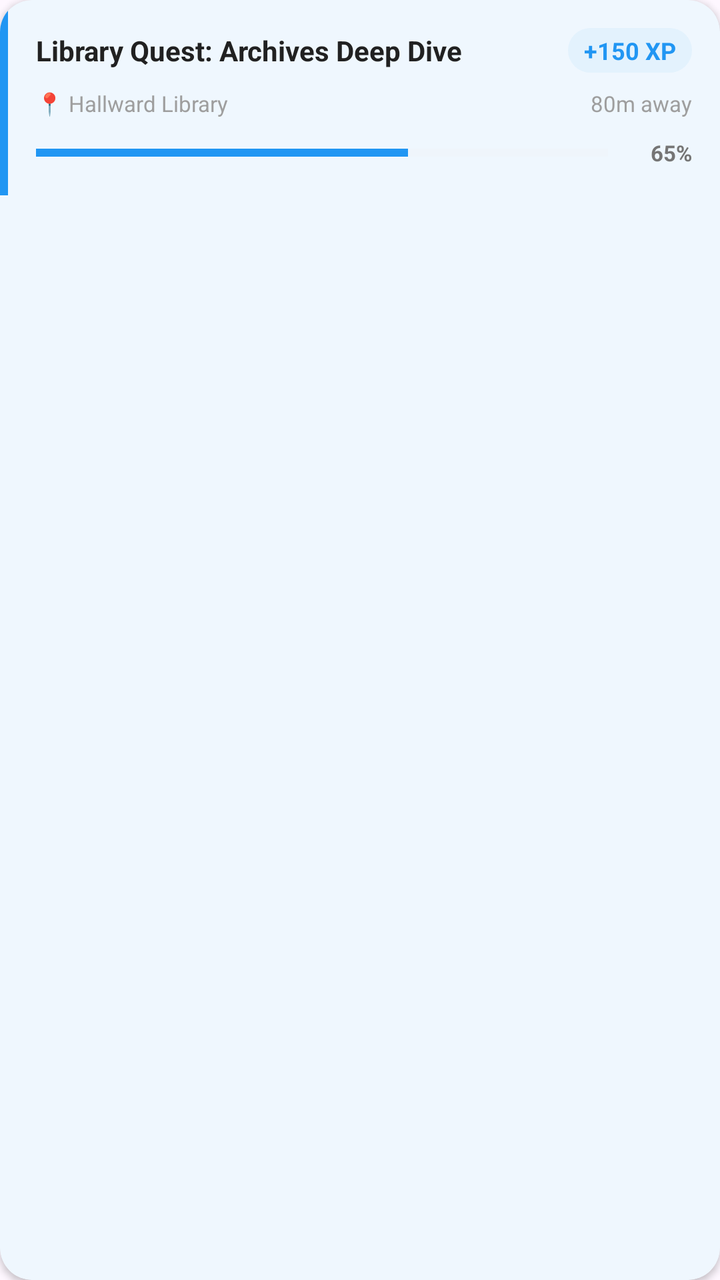
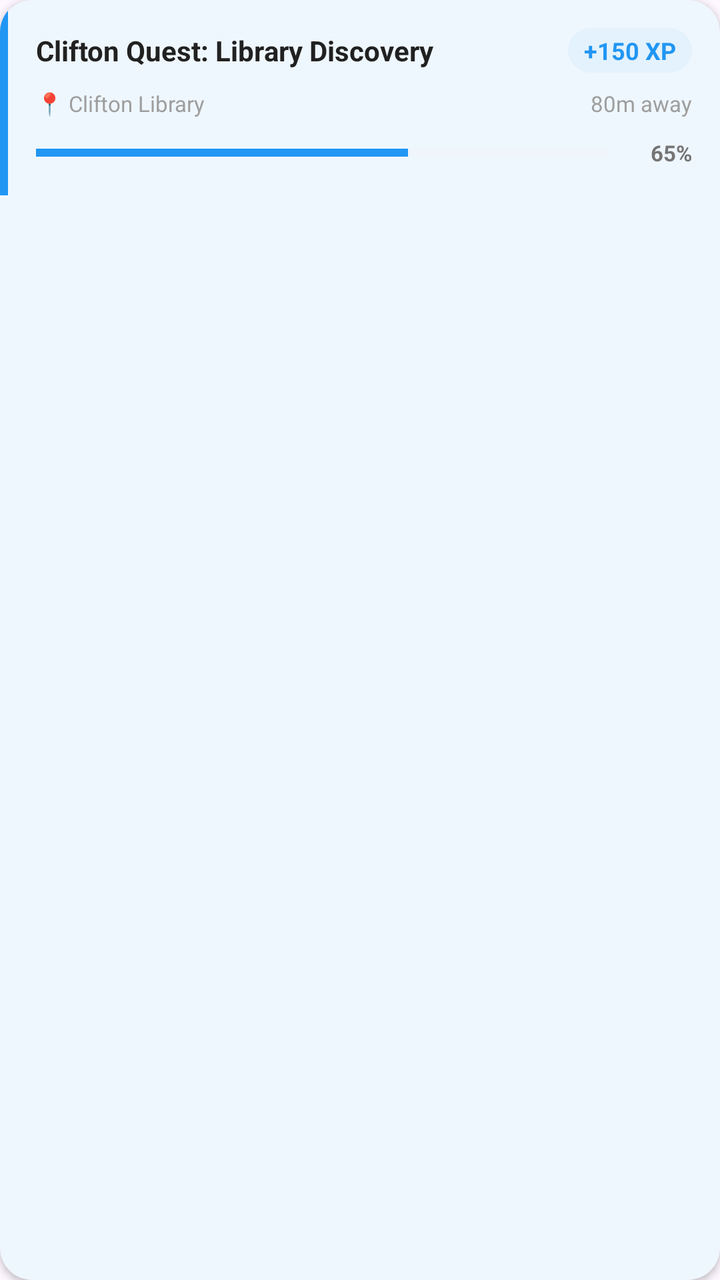

Two renders of the same Android screen: before a commit and after it. Below are the layout's source before the change and the commit's diff.
<!-- AndroidManifest.xml: application theme Theme.QuestLearn -->
<!-- res/layout/item_challenge.xml -->
<?xml version="1.0" encoding="utf-8"?>
<com.google.android.material.card.MaterialCardView
    xmlns:android="http://schemas.android.com/apk/res/android"
    xmlns:app="http://schemas.android.com/apk/res-auto"
    android:id="@+id/cardRoot"
    android:layout_width="match_parent"
    android:layout_height="wrap_content"
    android:layout_marginBottom="10dp"
    android:foreground="?attr/selectableItemBackground"
    app:cardElevation="2dp"
    app:cardCornerRadius="16dp"
    app:strokeWidth="0dp">

    <LinearLayout
        android:layout_width="match_parent"
        android:layout_height="wrap_content"
        android:orientation="horizontal">

        
        <View
            android:id="@+id/accentStripe"
            android:layout_width="4dp"
            android:layout_height="match_parent"
            android:background="@color/blue_primary" />

        <LinearLayout
            android:layout_width="match_parent"
            android:layout_height="wrap_content"
            android:orientation="vertical"
            android:padding="14dp">

            
            <LinearLayout
                android:layout_width="match_parent"
                android:layout_height="wrap_content"
                android:orientation="horizontal"
                android:gravity="center_vertical"
                android:layout_marginBottom="8dp">

                <TextView
                    android:id="@+id/tvChallengeName"
                    android:layout_width="0dp"
                    android:layout_height="wrap_content"
                    android:layout_weight="1"
                    android:text="Library Quest: Archives Deep Dive"
                    android:textSize="14sp"
                    android:textStyle="bold"
                    android:textColor="@color/grey_900"
                    android:paddingEnd="8dp"
                    android:fontFamily="sans-serif"
                    android:maxLines="2"
                    android:lineSpacingMultiplier="1.3" />

                <TextView
                    android:id="@+id/tvPoints"
                    android:layout_width="wrap_content"
                    android:layout_height="wrap_content"
                    android:text="+150 XP"
                    android:textSize="12sp"
                    android:textStyle="bold"
                    android:textColor="@color/blue_primary"
                    android:background="@drawable/bg_chip_blue"
                    android:paddingHorizontal="8dp"
                    android:paddingVertical="3dp" />
            </LinearLayout>

            
            <LinearLayout
                android:layout_width="match_parent"
                android:layout_height="wrap_content"
                android:orientation="horizontal"
                android:layout_marginBottom="10dp">

                <TextView
                    android:id="@+id/tvLocation"
                    android:layout_width="0dp"
                    android:layout_height="wrap_content"
                    android:layout_weight="1"
                    android:text="📍 Hallward Library"
                    android:textSize="11sp"
                    android:textColor="@color/grey_500" />

                <TextView
                    android:id="@+id/tvDistance"
                    android:layout_width="wrap_content"
                    android:layout_height="wrap_content"
                    android:text="80m away"
                    android:textSize="11sp"
                    android:textColor="@color/grey_500" />
            </LinearLayout>

            
            <LinearLayout
                android:layout_width="match_parent"
                android:layout_height="wrap_content"
                android:orientation="horizontal"
                android:gravity="center_vertical">

                <ProgressBar
                    android:id="@+id/progressBar"
                    style="@style/Widget.AppCompat.ProgressBar.Horizontal"
                    android:layout_width="0dp"
                    android:layout_height="6dp"
                    android:layout_weight="1"
                    android:max="100"
                    android:progress="65"
                    android:progressBackgroundTint="@color/grey_200"
                    android:progressTint="@color/blue_primary" />

                <TextView
                    android:id="@+id/tvProgress"
                    android:layout_width="32dp"
                    android:layout_height="wrap_content"
                    android:layout_marginStart="10dp"
                    android:text="65%"
                    android:textSize="11sp"
                    android:textStyle="bold"
                    android:textColor="@color/grey_600"
                    android:gravity="end" />
            </LinearLayout>

        </LinearLayout>
    </LinearLayout>

</com.google.android.material.card.MaterialCardView>
<!-- resources referenced by this layout -->
<resources>
  <color name="blue_primary">#2196F3</color>
  <color name="grey_200">#EEEEEE</color>
  <color name="grey_500">#9E9E9E</color>
  <color name="grey_600">#757575</color>
  <color name="grey_900">#212121</color>
  <!-- drawable bg_chip_blue (drawable) -->
  <?xml version="1.0" encoding="utf-8"?>
  <shape xmlns:android="http://schemas.android.com/apk/res/android">
      <solid android:color="@color/blue_surface"/>
      <corners android:radius="100dp"/>
  </shape>
  <style name="Theme.QuestLearn" parent="Theme.Material3.Light.NoActionBar">
          <item name="colorPrimary">@color/blue_primary</item>
          <item name="colorOnPrimary">@color/white</item>
          <item name="colorPrimaryContainer">@color/blue_surface</item>
          <item name="colorSecondary">@color/green_primary</item>
          <item name="colorOnSecondary">@color/white</item>
          <item name="colorTertiary">@color/orange_primary</item>
          <item name="colorSurface">@color/white</item>
          <item name="colorOnSurface">@color/grey_900</item>
          <item name="colorBackground">@color/grey_50</item>
          <item name="android:statusBarColor">@color/blue_dark</item>
          <item name="android:windowLightStatusBar">false</item>
          <item name="android:fontFamily">sans-serif</item>
      </style>
  <color name="blue_surface">#E3F2FD</color>
  <color name="white">#FFFFFF</color>
  <color name="green_primary">#4CAF50</color>
  <color name="orange_primary">#FF9800</color>
  <color name="grey_50">#FAFAFA</color>
  <color name="blue_dark">#1565C0</color>
</resources>

<!-- the commit's change to res/layout/item_challenge.xml (unified diff, before → after) -->
@@ -42,7 +42,7 @@
                     android:layout_width="0dp"
                     android:layout_height="wrap_content"
                     android:layout_weight="1"
-                    android:text="Library Quest: Archives Deep Dive"
+                    android:text="Clifton Quest: Library Discovery"
                     android:textSize="14sp"
                     android:textStyle="bold"
                     android:textColor="@color/grey_900"
@@ -76,7 +76,7 @@
                     android:layout_width="0dp"
                     android:layout_height="wrap_content"
                     android:layout_weight="1"
-                    android:text="📍 Hallward Library"
+                    android:text="📍 Clifton Library"
                     android:textSize="11sp"
                     android:textColor="@color/grey_500" />
 
